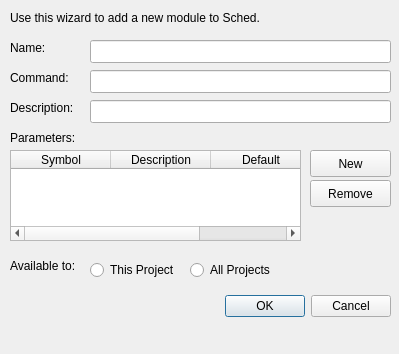
First picture: the form in forms/newmodulewizard.ui, repository mfoo/sched, before the edit.
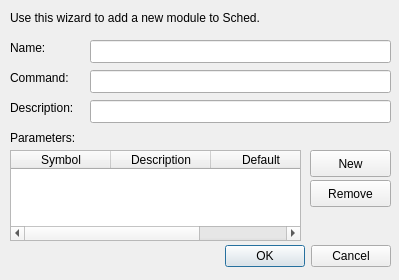
Second picture: the form after the edit.

Diff of the .ui file:
```diff
--- a/forms/newmodulewizard.ui
+++ b/forms/newmodulewizard.ui
@@ -7,7 +7,7 @@
     <x>0</x>
     <y>0</y>
     <width>399</width>
-    <height>354</height>
+    <height>280</height>
    </rect>
   </property>
   <property name="windowTitle">
@@ -17,7 +17,7 @@
    <property name="geometry">
     <rect>
      <x>50</x>
-     <y>290</y>
+     <y>240</y>
      <width>341</width>
      <height>32</height>
     </rect>
@@ -55,19 +55,6 @@
     <string>Parameters:</string>
    </property>
   </widget>
-  <widget class="QRadioButton" name="globalScopeRadioButton">
-   <property name="geometry">
-    <rect>
-     <x>190</x>
-     <y>260</y>
-     <width>93</width>
-     <height>20</height>
-    </rect>
-   </property>
-   <property name="text">
-    <string>All Projects</string>
-   </property>
-  </widget>
   <widget class="QPushButton" name="newParameterButton">
    <property name="geometry">
     <rect>
@@ -81,19 +68,6 @@
     <string>New</string>
    </property>
   </widget>
-  <widget class="QRadioButton" name="projectScopeRadioButton">
-   <property name="geometry">
-    <rect>
-     <x>90</x>
-     <y>260</y>
-     <width>93</width>
-     <height>20</height>
-    </rect>
-   </property>
-   <property name="text">
-    <string>This Project</string>
-   </property>
-  </widget>
   <widget class="QLabel" name="label_3">
    <property name="geometry">
     <rect>
@@ -120,19 +94,6 @@
     <string>Remove</string>
    </property>
   </widget>
-  <widget class="QLabel" name="label_2">
-   <property name="geometry">
-    <rect>
-     <x>10</x>
-     <y>250</y>
-     <width>71</width>
-     <height>31</height>
-    </rect>
-   </property>
-   <property name="text">
-    <string>Available to:</string>
-   </property>
-  </widget>
   <widget class="QLineEdit" name="nameInputBox">
    <property name="geometry">
     <rect>
```
Left out of the diff: 3 changed lines with no effect on the pictures.
